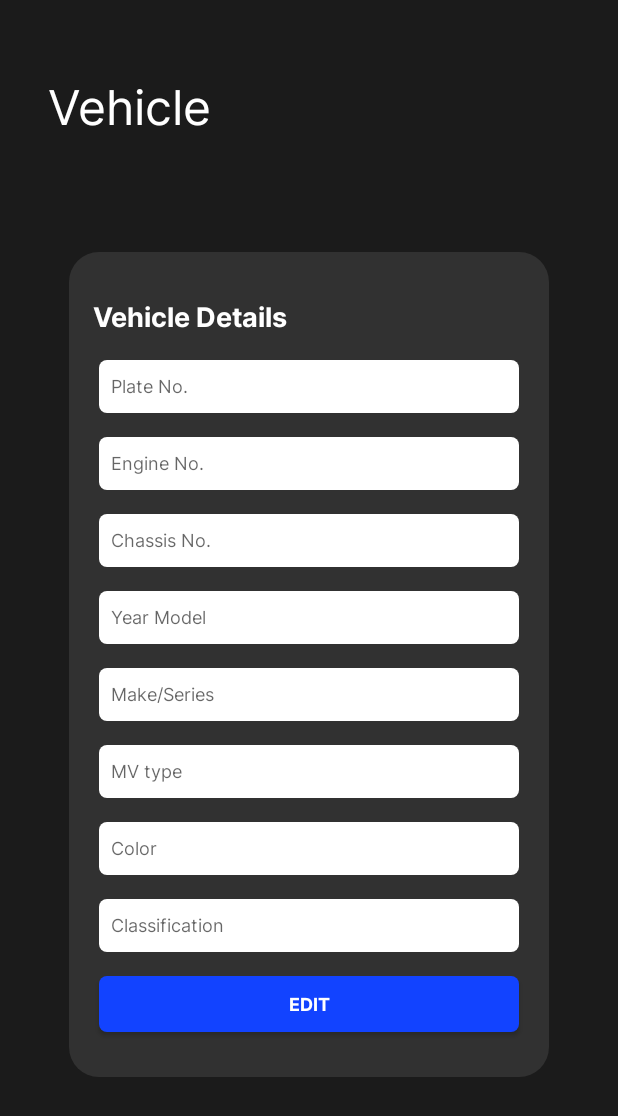
After one commit to Ranssuu/emissiontestkit, an Android app: the VehicleProfileActivity screen opened directly, with no data from a screen before it, on a phone screen of 412 x 824 dp. The commit adds this screen. Shown: the top 1116 px of the screen. Run offline under Robolectric (Android 15) with nearby library versions, the phone set to English and light mode, and no system bars.

Commit message:
Design 80% - need to connect database

```diff
--- a/app/src/main/AndroidManifest.xml
+++ b/app/src/main/AndroidManifest.xml
@@ -12,6 +12,9 @@
         android:supportsRtl="true"
         android:theme="@style/Theme.EmissionTestKit"
         tools:targetApi="31">
+        <activity
+            android:name=".VehicleProfileActivity"
+            android:exported="false" />
         <activity
             android:name=".MyProfileActivity"
             android:exported="false" />
--- /dev/null
+++ b/app/src/main/java/com/example/emissiontestkit/VehicleProfileActivity.java
@@ -0,0 +1,24 @@
+package com.example.emissiontestkit;
+
+import android.os.Bundle;
+
+import androidx.activity.EdgeToEdge;
+import androidx.appcompat.app.AppCompatActivity;
+import androidx.core.graphics.Insets;
+import androidx.core.view.ViewCompat;
+import androidx.core.view.WindowInsetsCompat;
+
+public class VehicleProfileActivity extends AppCompatActivity {
+
+    @Override
+    protected void onCreate(Bundle savedInstanceState) {
+        super.onCreate(savedInstanceState);
+        EdgeToEdge.enable(this);
+        setContentView(R.layout.activity_vehicle_profile);
+        ViewCompat.setOnApplyWindowInsetsListener(findViewById(R.id.main), (v, insets) -> {
+            Insets systemBars = insets.getInsets(WindowInsetsCompat.Type.systemBars());
+            v.setPadding(systemBars.left, systemBars.top, systemBars.right, systemBars.bottom);
+            return insets;
+        });
+    }
+}
--- /dev/null
+++ b/app/src/main/res/layout/activity_vehicle_profile.xml
@@ -0,0 +1,175 @@
+<?xml version="1.0" encoding="utf-8"?>
+<androidx.constraintlayout.widget.ConstraintLayout xmlns:android="http://schemas.android.com/apk/res/android"
+    xmlns:app="http://schemas.android.com/apk/res-auto"
+    xmlns:tools="http://schemas.android.com/tools"
+    android:id="@+id/main"
+    android:layout_width="match_parent"
+    android:layout_height="match_parent"
+    tools:context=".VehicleProfileActivity"
+    android:background="@color/background">
+
+    <androidx.constraintlayout.widget.ConstraintLayout
+        android:id="@+id/header"
+        android:layout_width="match_parent"
+        android:layout_height="wrap_content"
+        app:layout_constraintTop_toTopOf="parent">
+
+        <TextView
+            android:id="@+id/vehicledetails"
+            android:layout_width="wrap_content"
+            android:layout_height="wrap_content"
+            android:layout_marginStart="32dp"
+            android:layout_marginTop="48dp"
+            android:fontFamily="@font/interreg"
+            android:text="@string/vehicle"
+            android:textColor="@color/white"
+            android:textSize="32sp"
+            app:layout_constraintStart_toStartOf="parent"
+            app:layout_constraintTop_toTopOf="parent" />
+
+    </androidx.constraintlayout.widget.ConstraintLayout>
+
+    <LinearLayout
+        android:id="@+id/cardetails_bg"
+        android:layout_width="320dp"
+        android:layout_height="550dp"
+        android:layout_marginBottom="32dp"
+        android:background="@drawable/widget_bg"
+        android:gravity="center"
+        android:orientation="vertical"
+        app:layout_constraintBottom_toBottomOf="parent"
+        app:layout_constraintEnd_toEndOf="parent"
+        app:layout_constraintStart_toStartOf="parent"
+        app:layout_constraintTop_toBottomOf="@+id/header">
+
+        <TextView
+            android:id="@+id/cardetailtextview"
+            android:layout_width="wrap_content"
+            android:layout_height="wrap_content"
+            android:layout_gravity="start"
+            android:layout_marginStart="16dp"
+            android:fontFamily="@font/interbold"
+            android:text="@string/vehicle_details"
+            android:textColor="@color/white"
+            android:textSize="18sp" />
+
+        <com.google.android.material.textfield.TextInputEditText
+            android:id="@+id/plateno"
+            android:layout_width="wrap_content"
+            android:layout_height="wrap_content"
+            android:layout_marginTop="16dp"
+            android:background="@drawable/inputbox"
+            android:fontFamily="@font/interreg"
+            android:hint="@string/plate_no"
+            android:inputType="text"
+            android:paddingStart="8dp"
+            android:textColor="@color/black"
+            android:textSize="12sp" />
+
+        <com.google.android.material.textfield.TextInputEditText
+            android:id="@+id/engineno"
+            android:layout_width="wrap_content"
+            android:layout_height="wrap_content"
+            android:layout_marginTop="16dp"
+            android:background="@drawable/inputbox"
+            android:fontFamily="@font/interreg"
+            android:hint="@string/engine_no"
+            android:inputType="text"
+            android:paddingStart="8dp"
+            android:textColor="@color/black"
+            android:textSize="12sp" />
+
+        <com.google.android.material.textfield.TextInputEditText
+            android:id="@+id/chassisno"
+            android:layout_width="wrap_content"
+            android:layout_height="wrap_content"
+            android:layout_marginTop="16dp"
+            android:background="@drawable/inputbox"
+            android:fontFamily="@font/interreg"
+            android:hint="@string/chassis_no"
+            android:inputType="text"
+            android:paddingStart="8dp"
+            android:textColor="@color/black"
+            android:textSize="12sp" />
+
+        <com.google.android.material.textfield.TextInputEditText
+            android:id="@+id/yearmodel"
+            android:layout_width="wrap_content"
+            android:layout_height="wrap_content"
+            android:layout_marginTop="16dp"
+            android:background="@drawable/inputbox"
+            android:fontFamily="@font/interreg"
+            android:hint="@string/year_model"
+            android:inputType="text"
+            android:paddingStart="8dp"
+            android:textColor="@color/black"
+            android:textSize="12sp" />
+
+        <com.google.android.material.textfield.TextInputEditText
+            android:id="@+id/makeseries"
+            android:layout_width="wrap_content"
+            android:layout_height="wrap_content"
+            android:layout_marginTop="16dp"
+            android:background="@drawable/inputbox"
+            android:fontFamily="@font/interreg"
+            android:hint="@string/make_series"
+            android:inputType="text"
+            android:paddingStart="8dp"
+            android:textColor="@color/black"
+            android:textSize="12sp" />
+
+        <com.google.android.material.textfield.TextInputEditText
+            android:id="@+id/mvtype"
+            android:layout_width="wrap_content"
+            android:layout_height="wrap_content"
+            android:layout_marginTop="16dp"
+            android:background="@drawable/inputbox"
+            android:fontFamily="@font/interreg"
+            android:hint="@string/mv_type"
+            android:inputType="text"
+            android:paddingStart="8dp"
+            android:textColor="@color/black"
+            android:textSize="12sp" />
+
+        <com.google.android.material.textfield.TextInputEditText
+            android:id="@+id/color"
+            android:layout_width="wrap_content"
+            android:layout_height="wrap_content"
+            android:layout_marginTop="16dp"
+            android:background="@drawable/inputbox"
+            android:fontFamily="@font/interreg"
+            android:hint="@string/color"
+            android:inputType="text"
+            android:paddingStart="8dp"
+            android:textColor="@color/black"
+            android:textSize="12sp" />
+
+        <com.google.android.material.textfield.TextInputEditText
+            android:id="@+id/classification"
+            android:layout_width="wrap_content"
+            android:layout_height="wrap_content"
+            android:layout_marginTop="16dp"
+            android:background="@drawable/inputbox"
+            android:fontFamily="@font/interreg"
+            android:hint="@string/classification"
+            android:inputType="text"
+            android:paddingStart="8dp"
+            android:textColor="@color/black"
+            android:textSize="12sp" />
+
+        <Button
+            android:id="@+id/edit"
+            android:layout_width="wrap_content"
+            android:layout_height="37dp"
+            android:layout_marginTop="16dp"
+            android:width="280dp"
+            android:background="@drawable/button"
+            android:fontFamily="@font/interbold"
+            android:text="@string/edit"
+            android:textColor="@color/white"
+            android:textSize="12sp" />
+
+
+    </LinearLayout>
+
+</androidx.constraintlayout.widget.ConstraintLayout>
--- a/app/src/main/res/values/strings.xml
+++ b/app/src/main/res/values/strings.xml
@@ -46,4 +46,6 @@
     <string name="my_profile">My Profile</string>
     <string name="profile_image">\n</string>
     <string name="account">Account</string>
+    <string name="vehicle">Vehicle</string>
+    <string name="edit">Edit</string>
 </resources>
```
